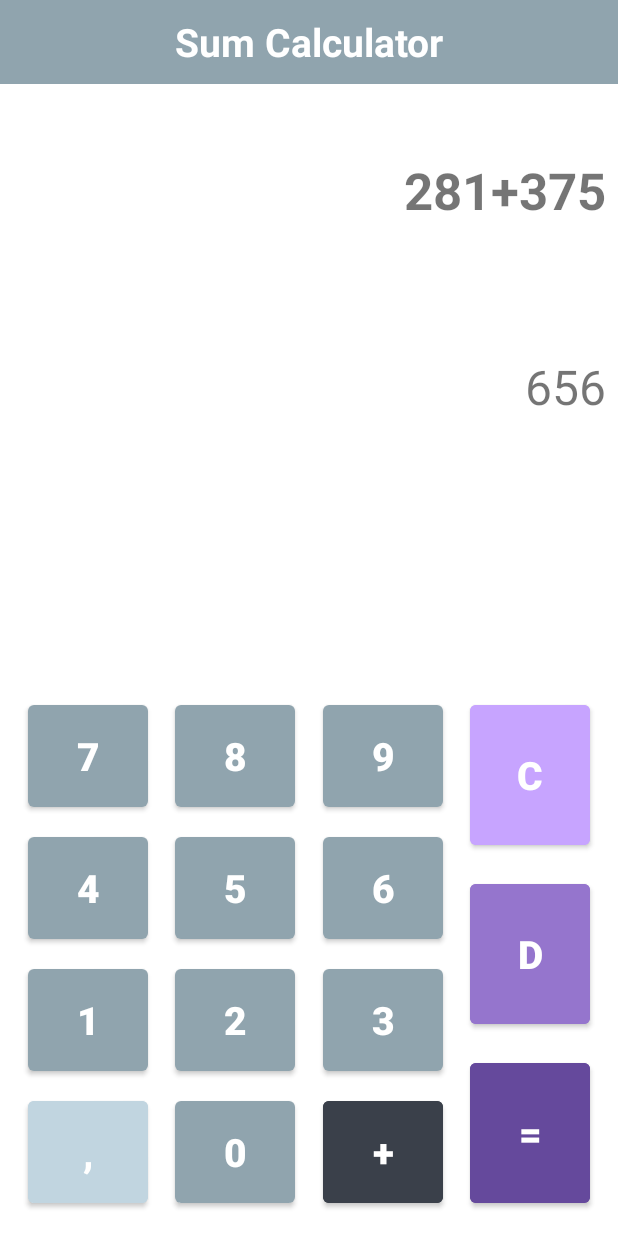
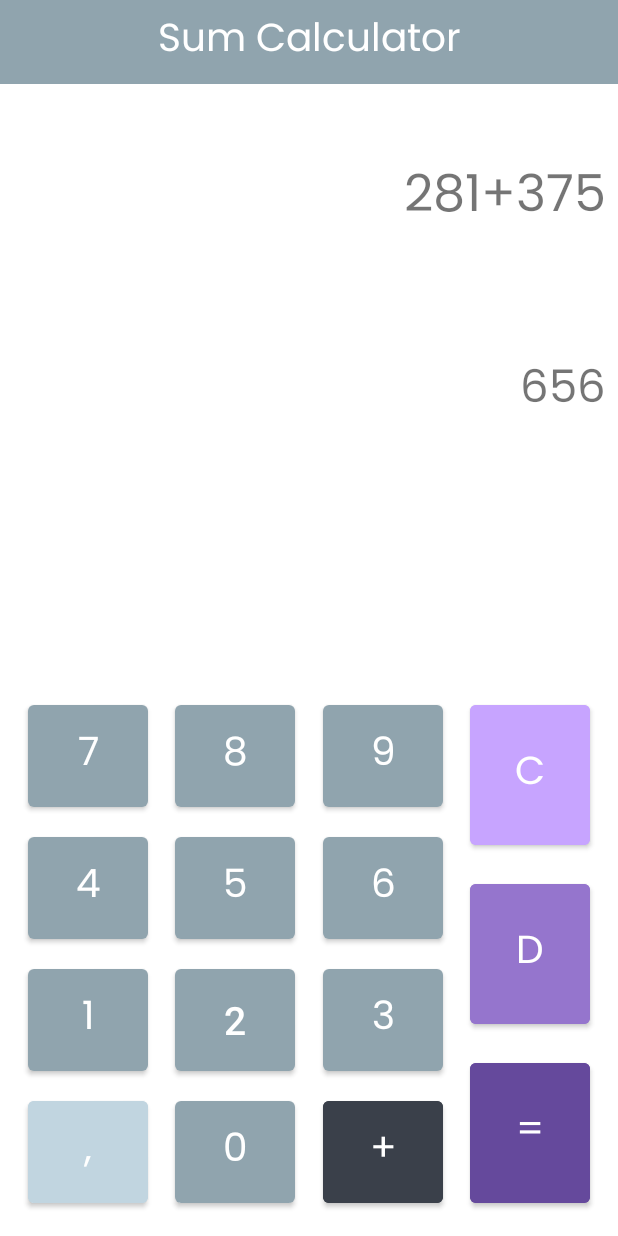
Before and after one commit to SerapErcel/SumCalculator, an Android app: the screen it shows after launch (MainActivity), on a phone screen of 412 x 824 dp. Run offline under Robolectric (Android 15) with nearby library versions, the phone set to English and light mode, and no system bars.

Commit message:
Add poppins font

```diff
--- a/app/src/main/AndroidManifest.xml
+++ b/app/src/main/AndroidManifest.xml
@@ -25,9 +25,7 @@
                 android:name="android.app.lib_name"
                 android:value="" />
         </activity>
-        <meta-data
-            android:name="preloaded_fonts"
-            android:resource="@array/preloaded_fonts" />
+
     </application>
 
 </manifest>
--- a/app/src/main/res/layout/activity_main.xml
+++ b/app/src/main/res/layout/activity_main.xml
@@ -21,10 +21,10 @@
             android:layout_width="wrap_content"
             android:layout_height="wrap_content"
             android:layout_gravity="center"
+            android:fontFamily="@font/poppins"
             android:text="@string/app_title"
             android:textColor="@color/white"
             android:textSize="26sp"
-            android:textStyle="bold"
             tools:layout_editor_absoluteX="118dp"
             tools:layout_editor_absoluteY="10dp" />
 
@@ -37,10 +37,10 @@
         android:layout_marginStart="8dp"
         android:layout_marginTop="48dp"
         android:layout_marginEnd="8dp"
+        android:fontFamily="@font/poppins"
         android:text="281+375"
         android:textAlignment="textEnd"
         android:textSize="34sp"
-        android:textStyle="bold"
         app:layout_constraintEnd_toEndOf="parent"
         app:layout_constraintStart_toStartOf="parent"
         app:layout_constraintTop_toBottomOf="@+id/toolbar" />
@@ -52,9 +52,10 @@
         android:layout_marginStart="8dp"
         android:layout_marginTop="180dp"
         android:layout_marginEnd="8dp"
+        android:fontFamily="@font/poppins"
         android:text="656"
         android:textAlignment="textEnd"
-        android:textSize="32sp"
+        android:textSize="30sp"
         app:layout_constraintEnd_toEndOf="parent"
         app:layout_constraintHorizontal_bias="0.0"
         app:layout_constraintStart_toStartOf="parent"
@@ -66,9 +67,9 @@
         android:layout_width="80dp"
         android:layout_height="80dp"
         android:layout_marginBottom="16dp"
+        android:fontFamily="@font/poppins"
         android:text="@string/zero"
         android:textSize="26sp"
-        android:textStyle="bold"
         app:layout_constraintBottom_toBottomOf="parent"
         app:layout_constraintEnd_toStartOf="@+id/buttonSum"
         app:layout_constraintHorizontal_bias="0.5"
@@ -80,9 +81,9 @@
         android:layout_height="80dp"
         android:layout_marginBottom="16dp"
         android:backgroundTint="@color/primaryLightColor"
+        android:fontFamily="@font/poppins"
         android:text="@string/decimal"
         android:textSize="26sp"
-        android:textStyle="bold"
         app:layout_constraintBottom_toBottomOf="parent"
         app:layout_constraintEnd_toStartOf="@+id/button0"
         app:layout_constraintHorizontal_bias="0.5"
@@ -95,8 +96,8 @@
         android:layout_marginBottom="16dp"
         android:backgroundTint="@color/primaryDeepColor"
         android:text="@string/sum"
+        android:fontFamily="@font/poppins"
         android:textSize="26sp"
-        android:textStyle="bold"
         app:layout_constraintBottom_toBottomOf="parent"
         app:layout_constraintEnd_toStartOf="@+id/buttonResult"
         app:layout_constraintHorizontal_bias="0.5"
@@ -108,8 +109,8 @@
         android:layout_height="80dp"
         android:layout_marginBottom="8dp"
         android:text="@string/three"
+        android:fontFamily="@font/poppins"
         android:textSize="26sp"
-        android:textStyle="bold"
         app:layout_constraintBottom_toTopOf="@+id/buttonSum"
         app:layout_constraintEnd_toStartOf="@+id/buttonDel"
         app:layout_constraintHorizontal_bias="0.5"
@@ -122,7 +123,6 @@
         android:layout_marginBottom="8dp"
         android:text="@string/two"
         android:textSize="26sp"
-        android:textStyle="bold"
         app:layout_constraintBottom_toTopOf="@+id/button0"
         app:layout_constraintEnd_toStartOf="@+id/button3"
         app:layout_constraintHorizontal_bias="0.5"
@@ -133,9 +133,9 @@
         android:layout_width="80dp"
         android:layout_height="80dp"
         android:layout_marginBottom="8dp"
+        android:fontFamily="@font/poppins"
         android:text="@string/one"
         android:textSize="26sp"
-        android:textStyle="bold"
         app:layout_constraintBottom_toTopOf="@+id/button0"
         app:layout_constraintEnd_toStartOf="@+id/button2"
         app:layout_constraintHorizontal_bias="0.5"
@@ -146,9 +146,9 @@
         android:layout_width="80dp"
         android:layout_height="80dp"
         android:layout_marginBottom="8dp"
+        android:fontFamily="@font/poppins"
         android:text="@string/six"
         android:textSize="26sp"
-        android:textStyle="bold"
         app:layout_constraintBottom_toTopOf="@+id/button3"
         app:layout_constraintEnd_toStartOf="@+id/buttonDel"
         app:layout_constraintHorizontal_bias="0.5"
@@ -159,9 +159,9 @@
         android:layout_width="80dp"
         android:layout_height="80dp"
         android:layout_marginBottom="8dp"
+        android:fontFamily="@font/poppins"
         android:text="@string/five"
         android:textSize="26sp"
-        android:textStyle="bold"
         app:layout_constraintBottom_toTopOf="@+id/button2"
         app:layout_constraintEnd_toStartOf="@+id/button6"
         app:layout_constraintHorizontal_bias="0.5"
@@ -172,9 +172,9 @@
         android:layout_width="80dp"
         android:layout_height="80dp"
         android:layout_marginBottom="8dp"
+        android:fontFamily="@font/poppins"
         android:text="@string/four"
         android:textSize="26sp"
-        android:textStyle="bold"
         app:layout_constraintBottom_toTopOf="@+id/button1"
         app:layout_constraintEnd_toStartOf="@+id/button5"
         app:layout_constraintHorizontal_bias="0.5"
@@ -185,9 +185,9 @@
         android:layout_width="80dp"
         android:layout_height="80dp"
         android:layout_marginBottom="8dp"
+        android:fontFamily="@font/poppins"
         android:text="@string/nine"
         android:textSize="26sp"
-        android:textStyle="bold"
         app:layout_constraintBottom_toTopOf="@+id/button6"
         app:layout_constraintEnd_toStartOf="@+id/buttonClear"
         app:layout_constraintHorizontal_bias="0.5"
@@ -199,9 +199,9 @@
         android:layout_width="80dp"
         android:layout_height="80dp"
         android:layout_marginBottom="8dp"
+        android:fontFamily="@font/poppins"
         android:text="@string/eight"
         android:textSize="26sp"
-        android:textStyle="bold"
         app:layout_constraintBottom_toTopOf="@+id/button6"
         app:layout_constraintEnd_toStartOf="@+id/button9"
         app:layout_constraintHorizontal_bias="0.5"
@@ -212,9 +212,9 @@
         android:layout_width="80dp"
         android:layout_height="80dp"
         android:layout_marginBottom="8dp"
+        android:fontFamily="@font/poppins"
         android:text="@string/seven"
         android:textSize="26sp"
-        android:textStyle="bold"
         app:layout_constraintBottom_toTopOf="@+id/button4"
         app:layout_constraintEnd_toStartOf="@+id/button8"
         app:layout_constraintHorizontal_bias="0.5"
@@ -226,9 +226,9 @@
         android:layout_height="105dp"
         android:layout_marginBottom="16dp"
         android:backgroundTint="@color/secondaryDarkColor"
+        android:fontFamily="@font/poppins"
         android:text="@string/result"
         android:textSize="26sp"
-        android:textStyle="bold"
         app:layout_constraintBottom_toBottomOf="parent"
         app:layout_constraintEnd_toEndOf="parent"
         app:layout_constraintHorizontal_bias="0.5"
@@ -240,9 +240,9 @@
         android:layout_height="105dp"
         android:layout_marginBottom="14dp"
         android:backgroundTint="@color/secondaryColor"
+        android:fontFamily="@font/poppins"
         android:text="@string/delete"
         android:textSize="26sp"
-        android:textStyle="bold"
         app:layout_constraintBottom_toTopOf="@+id/buttonResult"
         app:layout_constraintEnd_toEndOf="@+id/buttonResult" />
 
@@ -252,9 +252,9 @@
         android:layout_height="105dp"
         android:layout_marginBottom="14dp"
         android:backgroundTint="@color/secondaryLightColor"
+        android:fontFamily="@font/poppins"
         android:text="@string/clear"
         android:textSize="26sp"
-        android:textStyle="bold"
         app:layout_constraintBottom_toTopOf="@+id/buttonDel"
         app:layout_constraintEnd_toEndOf="@+id/buttonDel" />
 
```
Also changed, not shown: app/src/main/res/font/poppins.ttf (added).
